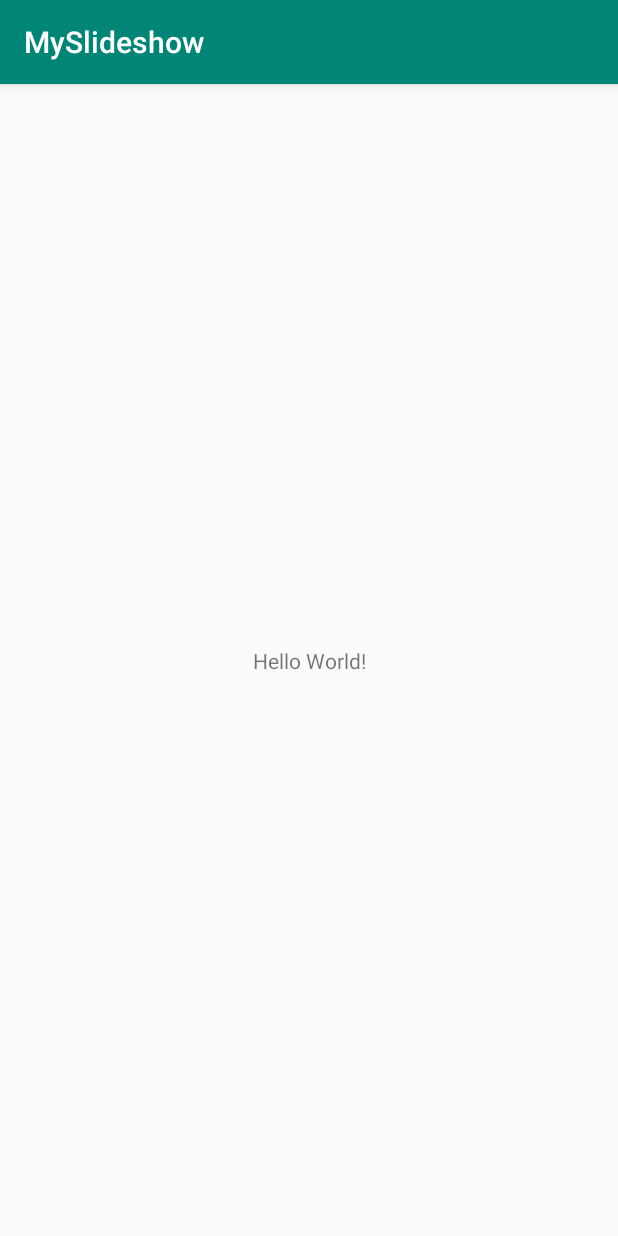
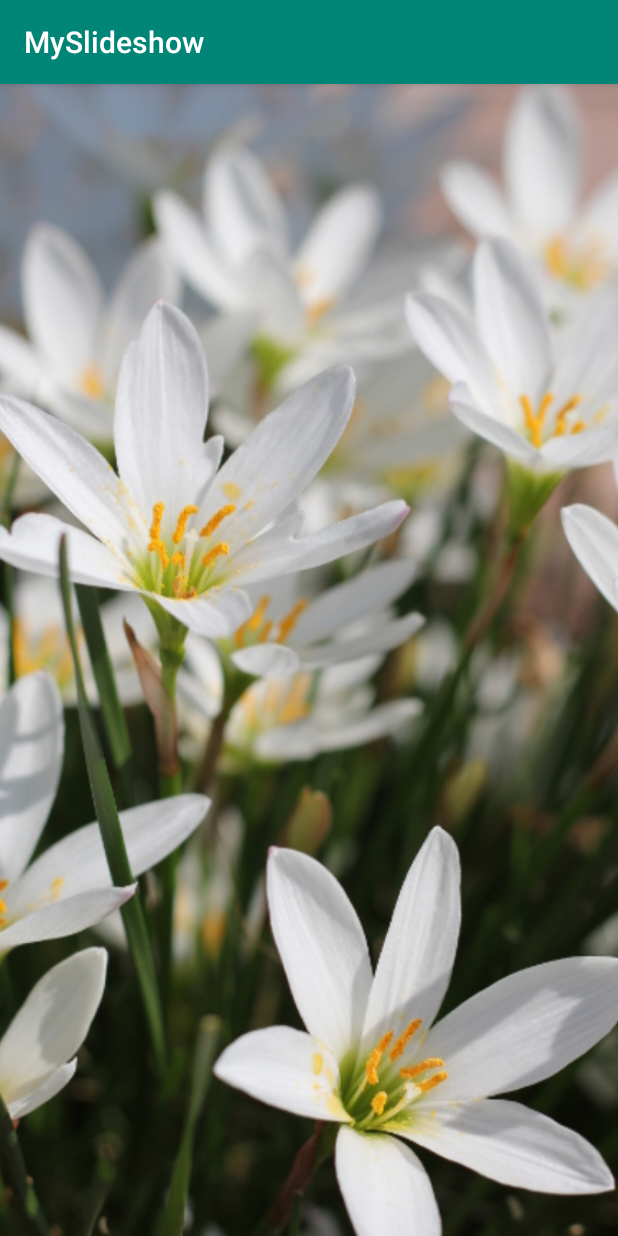
Before and after one commit to musyu36/MySlideshow, an Android app: the screen it shows after launch (MainActivity), on a phone screen of 412 x 824 dp. Run offline under Robolectric (Android 15) with nearby library versions, the phone set to English and light mode, and no system bars.

Commit message:
ViewPagerの追加とViewPagerへの関連付け

```diff
--- a/app/src/main/java/com/example/myslideshow/ImageFragment.kt
+++ b/app/src/main/java/com/example/myslideshow/ImageFragment.kt
@@ -24,11 +24,11 @@ class ImageFragment : Fragment() {
         return inflater.inflate(R.layout.fragment_image, container, false)
     }
 
-    //コンパニオンオブジェクト宣言,javaでのでのスタティックメソッド
+    //コンパニオンオブジェクト宣言,javaでのスタティックメソッド
     companion object{
         //引数にこのフラグメントの内のImageViewに表示する画像のリソースIDを取る,返り値はこのフラグメントのインスタンス
         fun newInstance(imageResourceId: Int): ImageFragment{
-            //アーギュメンツに保存するデータはBundleクラスのインスタンスを生成
+            //アーギュメンツに保存するBundleクラスのインスタンスを生成
             val bundle = Bundle()
             //格納
             bundle.putInt(IMG_RES_ID, imageResourceId)
@@ -50,7 +50,7 @@ class ImageFragment : Fragment() {
         }
     }
 
-    //onActivityrCreatedはアクティビティのonCreateが完了した後に呼び出されるライフサイクルメソッド
+    //onActivityCreatedはアクティビティのonCreateが完了した後に呼び出されるライフサイクルメソッド
     //フラグメントが作成されたらonActivityCreatedで画面の処理,
     //imgResIdに保持していた画像リソースIDよりImageViewに画像を表示する
     override fun onActivityCreated(savedInstanceState: Bundle?) {
--- a/app/src/main/java/com/example/myslideshow/MainActivity.kt
+++ b/app/src/main/java/com/example/myslideshow/MainActivity.kt
@@ -2,11 +2,40 @@ package com.example.myslideshow
 
 import androidx.appcompat.app.AppCompatActivity
 import android.os.Bundle
+import androidx.fragment.app.Fragment
+import androidx.fragment.app.FragmentManager
+import androidx.fragment.app.FragmentPagerAdapter
+import kotlinx.android.synthetic.main.activity_main.*
+
 
 class MainActivity : AppCompatActivity() {
+
+    //入れ子クラスにして,MyAdapterはMainActivity専用のクラスにする
+    class MyAdapter(fm: FragmentManager): FragmentPagerAdapter(fm, FragmentPagerAdapter.BEHAVIOR_RESUME_ONLY_CURRENT_FRAGMENT){
+        private val resources = listOf(
+            R.drawable.slide00, R.drawable.slide01,
+            R.drawable.slide02, R.drawable.slide03,
+            R.drawable.slide04, R.drawable.slide05,
+            R.drawable.slide06, R.drawable.slide07,
+            R.drawable.slide08, R.drawable.slide09
+        )
+
+        //FragmentPagerAdapterを継承したクラスはgetCount,getItemメソッドのオーバーライドが必須
+        //総ページ数を返す
+        override fun getCount(): Int{
+            return resources.size
+        }
+
+        //引数にページ番号を受け取り、対応するフラグメント(ImageFragmentのインスタンス)を戻り値として返す
+        override fun getItem(position: Int): Fragment {
+            return ImageFragment.newInstance(resources[position])
+        }
+    }
 
     override fun onCreate(savedInstanceState: Bundle?) {
         super.onCreate(savedInstanceState)
         setContentView(R.layout.activity_main)
+
+        pager.adapter = MyAdapter(supportFragmentManager)
     }
 }
--- a/app/src/main/res/layout/activity_main.xml
+++ b/app/src/main/res/layout/activity_main.xml
@@ -6,13 +6,12 @@
     android:layout_height="match_parent"
     tools:context=".MainActivity">
 
-    <TextView
-        android:layout_width="wrap_content"
-        android:layout_height="wrap_content"
-        android:text="Hello World!"
+    <androidx.viewpager.widget.ViewPager
+        android:id="@+id/pager"
+        android:layout_width="0dp"
+        android:layout_height="0dp"
         app:layout_constraintBottom_toBottomOf="parent"
-        app:layout_constraintLeft_toLeftOf="parent"
-        app:layout_constraintRight_toRightOf="parent"
+        app:layout_constraintEnd_toEndOf="parent"
+        app:layout_constraintStart_toStartOf="parent"
         app:layout_constraintTop_toTopOf="parent" />
-
 </androidx.constraintlayout.widget.ConstraintLayout>
```
